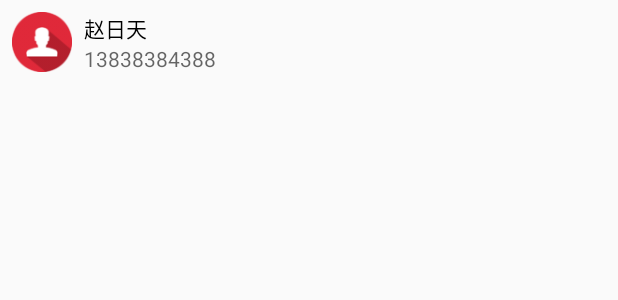
After one commit to a5258509/mobilesafe, an Android app: the layout contact_listview_item.xml on its own in the app's theme, with its tools: preview values and no code run, on a phone screen of 412 x 824 dp. The commit adds this screen. Shown: the top 300 px of the screen. Run offline under Robolectric (Android 15) with nearby library versions, the phone set to English and light mode, and no system bars.

Commit message:
第四天:读取联系人,listview复用缓存,第五个界面功能实现

```diff
--- a/app/src/main/java/com/asao/mobilesafe/SetUp5Activity.java
+++ b/app/src/main/java/com/asao/mobilesafe/SetUp5Activity.java
@@ -27,11 +27,9 @@ public class SetUp5Activity extends BaseActivity {
     }
     /**
      * 初始化控件
-     *
-     * 2016-10-11 上午11:39:39
      */
     private void initView() {
-        mProtected = (CheckBox) findViewById(R.id.setup5_cb_protected);
+        mProtected = findViewById(R.id.setup5_cb_protected);
 
         //2.当再次进入界面的时候，获取保存的状态，设置checkbox的选中状态
         boolean b = SharedPreferencesUtil.getBoolean(getApplicationContext(), Constants.PROTECTED, false);
--- a/app/src/main/java/com/asao/mobilesafe/utils/Constants.java
+++ b/app/src/main/java/com/asao/mobilesafe/utils/Constants.java
@@ -14,4 +14,6 @@ public interface Constants {
     public static final String PROTECTED = "protected";
     //SIM卡序列号的key
     public static final String SIM = "sim";
+    //安全号码key
+    public static final String SAFENUMBER = "safenumber";
 }
--- /dev/null
+++ b/app/src/main/res/layout/contact_listview_item.xml
@@ -0,0 +1,40 @@
+<?xml version="1.0" encoding="utf-8"?>
+<RelativeLayout xmlns:android="http://schemas.android.com/apk/res/android"
+    android:layout_width="match_parent"
+    android:layout_height="wrap_content"
+    android:padding="8dp"
+    >
+
+    <ImageView
+        android:id="@+id/item_iv_icon"
+        android:layout_width="40dp"
+        android:layout_height="40dp"
+        android:src="@mipmap/ic_contact"
+        android:layout_centerVertical="true"
+        />
+
+    <LinearLayout
+        android:layout_width="match_parent"
+        android:layout_height="wrap_content"
+        android:orientation="vertical"
+        android:layout_toRightOf="@+id/item_iv_icon"
+        android:layout_centerVertical="true"
+        android:layout_marginLeft="8dp"
+        >
+        <TextView
+            android:id="@+id/item_tv_name"
+            android:layout_width="wrap_content"
+            android:layout_height="wrap_content"
+            android:text="赵日天"
+            android:textColor="#000000"
+            />
+        <TextView
+            android:id="@+id/item_tv_number"
+            android:layout_width="wrap_content"
+            android:layout_height="wrap_content"
+            android:text="13838384388"
+            android:textColor="#99000000"
+            />
+    </LinearLayout>
+
+</RelativeLayout>
```
Also changed, not shown: app/src/main/AndroidManifest.xml (+6 -4 lines), app/src/main/java/com/asao/mobilesafe/ContactActivity.java (added, +161 -0 lines), app/src/main/java/com/asao/mobilesafe/HomeActivity.java (+1 -7 lines), app/src/main/java/com/asao/mobilesafe/SetUp2Activity.java (+29 -8 lines), app/src/main/java/com/asao/mobilesafe/SetUp3Activity.java (+98 -3 lines), app/src/main/java/com/asao/mobilesafe/SetUp4Activity.java (+16 -1 lines), app/src/main/java/com/asao/mobilesafe/bean/ContactInfo.java (added, +15 -0 lines), app/src/main/java/com/asao/mobilesafe/engine/ContactsEngine.java (added, +97 -0 lines), app/src/main/res/layout/activity_contact.xml (added, +27 -0 lines), app/src/main/res/layout/activity_home.xml (+0 -7 lines), app/src/main/res/mipmap-hdpi/ic_contact.png (added).
